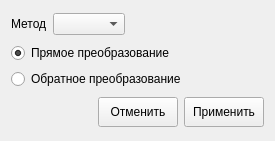
Old version of the form transformswindow.ui in the repository meikuam/img_proc.
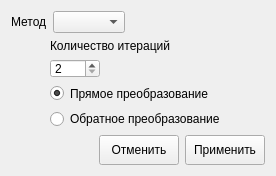
New version of the form.

Patch:
```diff
--- a/transformswindow.ui
+++ b/transformswindow.ui
@@ -9,8 +9,8 @@
    <rect>
     <x>0</x>
     <y>0</y>
-    <width>275</width>
-    <height>141</height>
+    <width>276</width>
+    <height>176</height>
    </rect>
   </property>
   <property name="sizePolicy">
@@ -77,7 +77,7 @@
     </item>
     <item>
      <layout class="QGridLayout" name="gridLayout">
-      <item row="0" column="0">
+      <item row="2" column="0">
        <widget class="QRadioButton" name="radioForwardButton">
         <property name="text">
          <string>Прямое преобразование</string>
@@ -87,13 +87,39 @@
         </property>
        </widget>
       </item>
-      <item row="1" column="0">
+      <item row="3" column="0">
        <widget class="QRadioButton" name="radioBackwardButton">
         <property name="text">
          <string>Обратное преобразование</string>
         </property>
        </widget>
       </item>
+      <item row="0" column="0">
+       <widget class="QLabel" name="iterationsLabel">
+        <property name="text">
+         <string>Количество итераций</string>
+        </property>
+       </widget>
+      </item>
+      <item row="1" column="0">
+       <widget class="QSpinBox" name="iterationsSpinBox">
+        <property name="maximumSize">
+         <size>
+          <width>50</width>
+          <height>60</height>
+         </size>
+        </property>
+        <property name="minimum">
+         <number>2</number>
+        </property>
+        <property name="maximum">
+         <number>40</number>
+        </property>
+        <property name="singleStep">
+         <number>2</number>
+        </property>
+       </widget>
+      </item>
      </layout>
     </item>
     <item>
```
